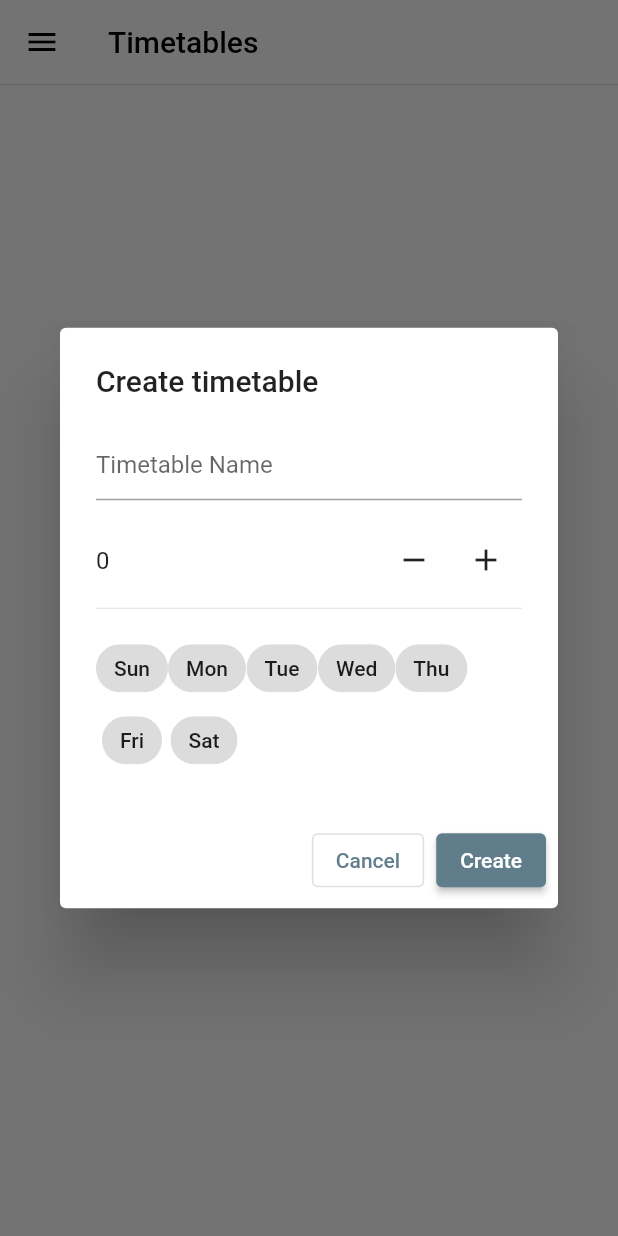
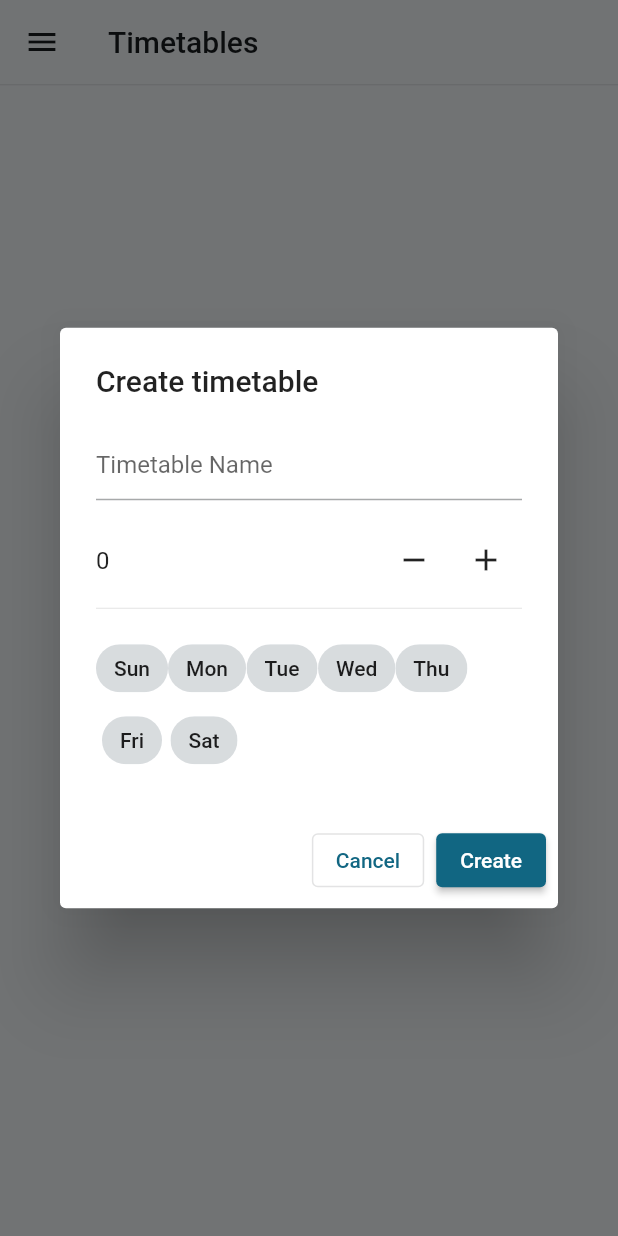
Before and after one commit to moko256/moko256timetable2, a Flutter app: the screen it shows after launch, on a phone screen of 412 x 824 dp. Run offline on Flutter 3.47's test engine with Material 2 defaults, Android fonts, the phone set to English and light mode, and no system bars; our stand-ins replace file_picker, flutter_layout_grid, flutter_riverpod, freezed_annotation, hive, material_color_utilities; accounts and stored records are empty; generated files the repository leaves out were written again.

Commit message:
chore: use m3 color generator

```diff
--- a/lib/component_class.dart
+++ b/lib/component_class.dart
@@ -32,7 +32,7 @@ class _ComponentClassWithDetail extends StatelessWidget {
       l = 88.0;
       c = 50.0;
     } else {
-      l = 70.0;
+      l = 72.0;
       c = 40.0;
     }
 
@@ -75,7 +75,7 @@ class _ComponentClassEmpty extends StatelessWidget {
   Widget build(BuildContext context) {
     Color background = (Theme.of(context).brightness == Brightness.light)
         ? _lchToRgb(86, 0, 0)
-        : _lchToRgb(30, 0, 0);
+        : _lchToRgb(20, 0, 0);
     return Card(
       elevation: 0,
       color: background,
--- a/lib/main.dart
+++ b/lib/main.dart
@@ -10,15 +10,14 @@
 class MainApp extends StatelessWidget {
   const MainApp({Key? key}) : super(key: key);
 
-  ThemeData createTheme(Brightness mode, Color foreground) {
-    var theme = ThemeData(
-      primarySwatch: Colors.blueGrey,
-      brightness: mode,
-    );
+  ThemeData createTheme(Brightness mode) {
+    var theme = ThemeData.from(
+        colorScheme:
+            ColorScheme.fromSeed(seedColor: Colors.blueGrey, brightness: mode));
     theme = theme.copyWith(
       appBarTheme: AppBarTheme(
         backgroundColor: theme.scaffoldBackgroundColor,
-        foregroundColor: foreground,
+        foregroundColor: theme.colorScheme.onBackground,
         elevation: 0,
       ),
     );
@@ -29,8 +28,8 @@
   Widget build(BuildContext context) {
     return ProviderScope(
       child: MaterialApp(
-        theme: createTheme(Brightness.light, Colors.black),
-        darkTheme: createTheme(Brightness.dark, Colors.white),
+        theme: createTheme(Brightness.light),
+        darkTheme: createTheme(Brightness.dark),
         initialRoute: RoutesMain.routeRoot,
         routes: RoutesMain.routes,
         localizationsDelegates: AppLocalizations.localizationsDelegates,
```
